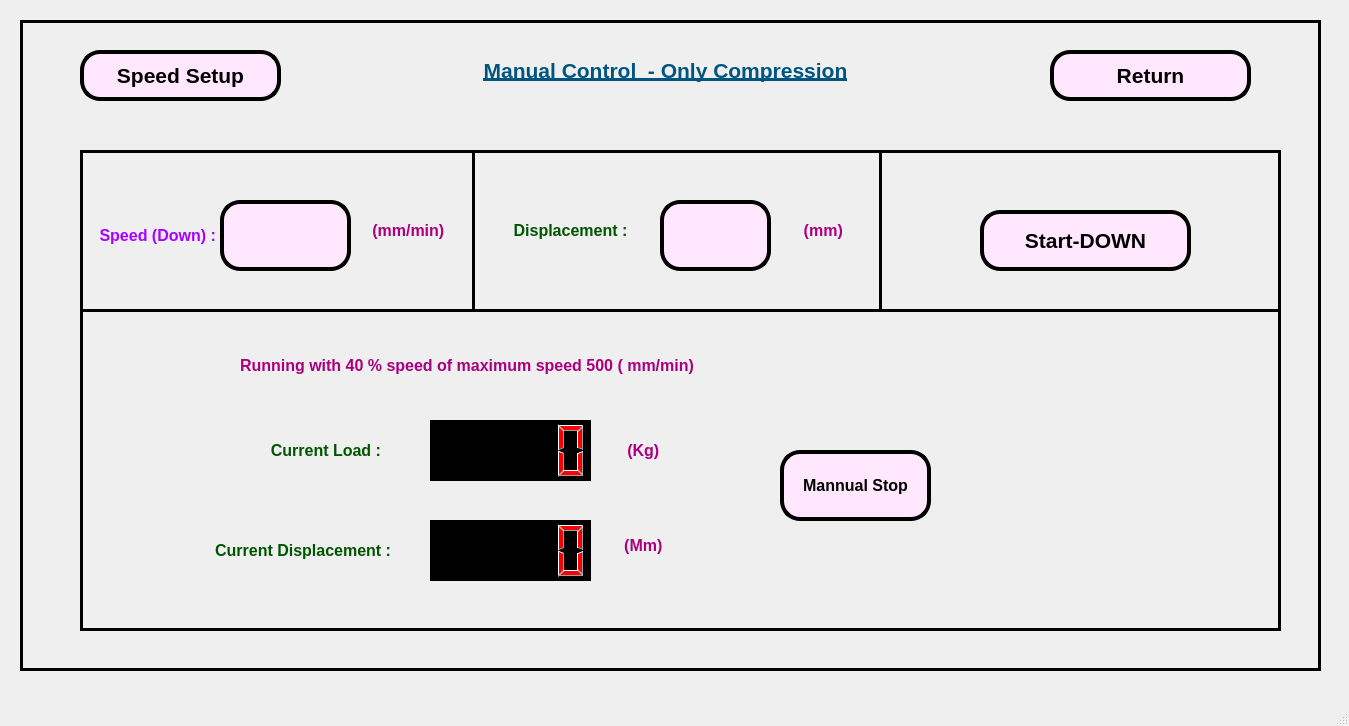
This is TYR_2.0_18.5/ui/TY_07_UTM_MANNUAL_CONTROL_4.ui in sanjaymanegit/testRepo as Qt 5 draws it before an edit. The edited form follows.
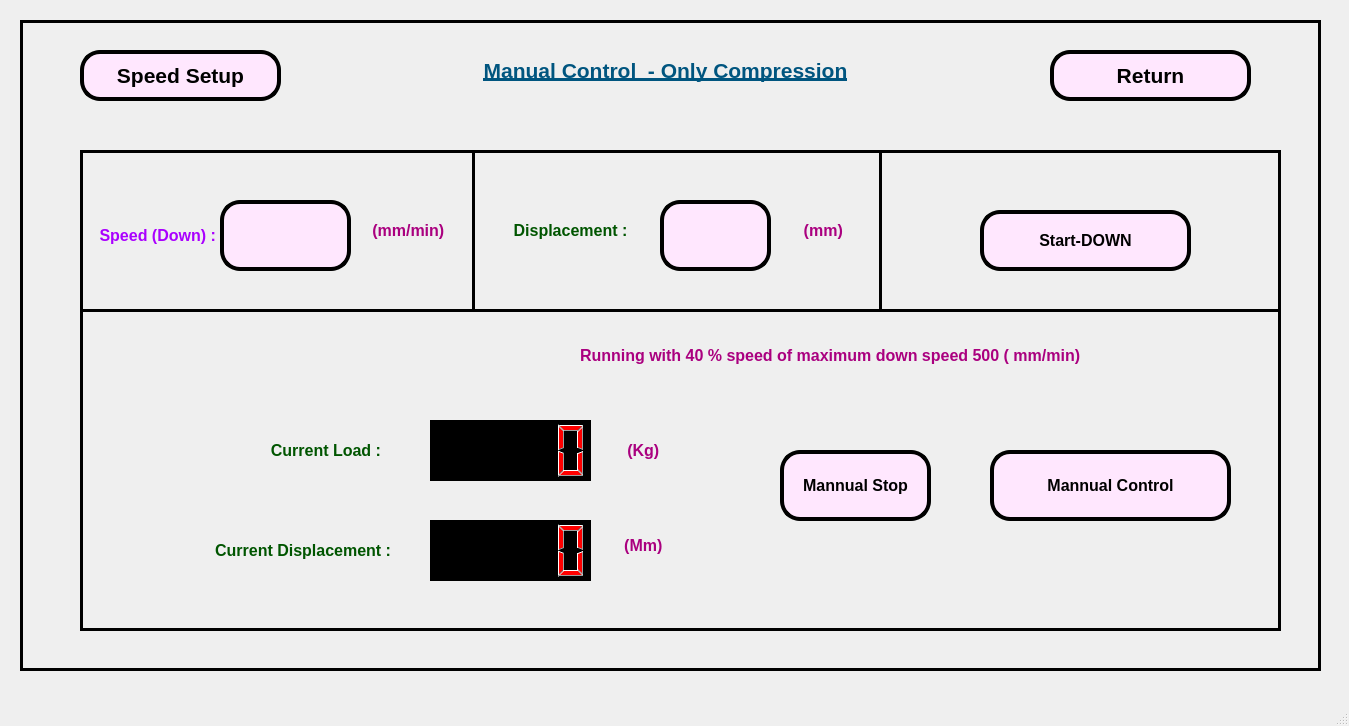
This is the edited form.

```diff
--- a/TYR_2.0_18.5/ui/TY_07_UTM_MANNUAL_CONTROL_4.ui
+++ b/TYR_2.0_18.5/ui/TY_07_UTM_MANNUAL_CONTROL_4.ui
@@ -151,10 +151,10 @@
      <widget class="QLabel" name="label_2">
       <property name="geometry">
        <rect>
-        <x>160</x>
+        <x>500</x>
         <y>180</y>
-        <width>681</width>
-        <height>71</height>
+        <width>691</width>
+        <height>51</height>
        </rect>
       </property>
       <property name="font">
@@ -169,7 +169,7 @@
        <string notr="true">color: rgb(170, 0, 127);</string>
       </property>
       <property name="text">
-       <string>Running with 40 % speed of maximum speed 500 ( mm/min)</string>
+       <string>Running with 40 % speed of maximum down speed 500 ( mm/min)</string>
       </property>
       <property name="alignment">
        <set>Qt::AlignLeading|Qt::AlignLeft|Qt::AlignVCenter</set>
@@ -431,7 +431,7 @@
       <property name="font">
        <font>
         <family>Arial</family>
-        <pointsize>16</pointsize>
+        <pointsize>12</pointsize>
         <weight>75</weight>
         <bold>true</bold>
        </font>
@@ -588,6 +588,35 @@
        <string>Mannual Stop</string>
       </property>
      </widget>
+     <widget class="QPushButton" name="pushButton_5">
+      <property name="geometry">
+       <rect>
+        <x>910</x>
+        <y>300</y>
+        <width>241</width>
+        <height>71</height>
+       </rect>
+      </property>
+      <property name="font">
+       <font>
+        <family>Arial</family>
+        <pointsize>12</pointsize>
+        <weight>75</weight>
+        <bold>true</bold>
+       </font>
+      </property>
+      <property name="styleSheet">
+       <string notr="true">border-style:outset;
+border-color: rgb(0, 0, 0);
+border-width:4px;
+color: rgb(0, 0, 0);
+border-radius:20px;
+background-color: rgb(255, 231, 254);</string>
+      </property>
+      <property name="text">
+       <string>Mannual Control</string>
+      </property>
+     </widget>
     </widget>
    </widget>
   </widget>
```
